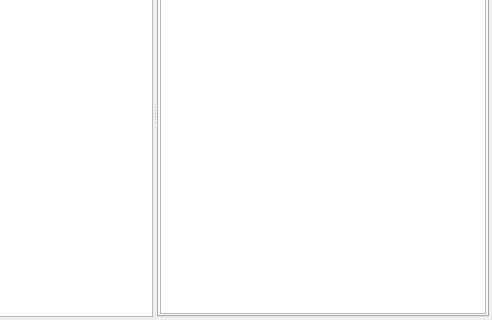
BlueQuartzSoftware/SIMPL, file Source/SVWidgetsLib/FilterParameterWidgets/UI_Files/ImportHDF5DatasetWidget.ui: the form before one commit; both pictures show x 174 to 666 and y 122 to 442 of the 666 by 442 pixel window.
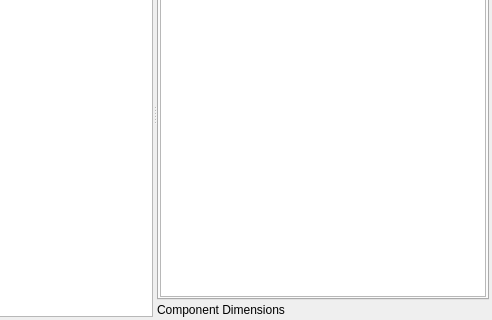
The form after the commit. Icons and pictures are not drawn. Custom widgets are drawn as their Qt base class.

Commit message: Adding the ability to import multiple HDF5 datasets using the ImportHDF5Dataset filter.

```diff
--- a/Source/SVWidgetsLib/FilterParameterWidgets/UI_Files/ImportHDF5DatasetWidget.ui
+++ b/Source/SVWidgetsLib/FilterParameterWidgets/UI_Files/ImportHDF5DatasetWidget.ui
@@ -13,7 +13,7 @@
   <property name="windowTitle">
    <string>Form</string>
   </property>
-  <layout class="QVBoxLayout" name="verticalLayout" stretch="0,1">
+  <layout class="QVBoxLayout" name="verticalLayout_2" stretch="0,1">
    <property name="leftMargin">
     <number>3</number>
    </property>
@@ -114,10 +114,7 @@
     </layout>
    </item>
    <item>
-    <widget class="QtSSplitter" name="splitter">
-     <property name="frameShape">
-      <enum>QFrame::NoFrame</enum>
-     </property>
+    <widget class="QSplitter" name="splitter">
      <property name="orientation">
       <enum>Qt::Horizontal</enum>
      </property>
@@ -162,6 +159,15 @@
        <bool>true</bool>
       </property>
      </widget>
+     <widget class="QWidget" name="verticalLayoutWidget">
+      <layout class="QVBoxLayout" name="verticalLayout">
+       <property name="spacing">
+        <number>3</number>
+       </property>
+       <property name="topMargin">
+        <number>0</number>
+       </property>
+       <item>
      <widget class="QTabWidget" name="importHDF5DatasetTabWidget">
       <property name="currentIndex">
        <number>0</number>
@@ -240,6 +246,33 @@
        </layout>
       </widget>
      </widget>
+       </item>
+       <item>
+        <layout class="QHBoxLayout" name="horizontalLayout_2">
+         <property name="bottomMargin">
+          <number>0</number>
+         </property>
+         <item>
+          <widget class="QLabel" name="cDimsLabel">
+           <property name="text">
+            <string>Component Dimensions</string>
+           </property>
+          </widget>
+         </item>
+         <item>
+          <widget class="QtSStringEdit" name="cDimsLE" native="true">
+           <property name="sizePolicy">
+            <sizepolicy hsizetype="Expanding" vsizetype="Preferred">
+             <horstretch>0</horstretch>
+             <verstretch>0</verstretch>
+            </sizepolicy>
+           </property>
+          </widget>
+         </item>
+        </layout>
+       </item>
+      </layout>
+     </widget>
     </widget>
    </item>
   </layout>
@@ -250,12 +283,6 @@
    <extends>QPushButton</extends>
    <header location="global">SVControlWidgets.h</header>
   </customwidget>
-  <customwidget>
-   <class>QtSSplitter</class>
-   <extends>QSplitter</extends>
-   <header location="global">SVWidgetsLib/QtSupport/QtSSplitter.h</header>
-   <container>1</container>
-  </customwidget>
   <customwidget>
    <class>QtSFSDropLabel</class>
    <extends>QLabel</extends>
@@ -266,6 +293,12 @@
    <extends>QTreeView</extends>
    <header location="global">SVControlWidgets.h</header>
   </customwidget>
+  <customwidget>
+   <class>QtSStringEdit</class>
+   <extends>QWidget</extends>
+   <header>QtSStringEdit.h</header>
+   <container>1</container>
+  </customwidget>
  </customwidgets>
  <resources>
   <include location="../../icons/images/Icons.qrc"/>
```
Lines whose indentation alone changed are shown as unchanged. The commit also changes 9 other files.
